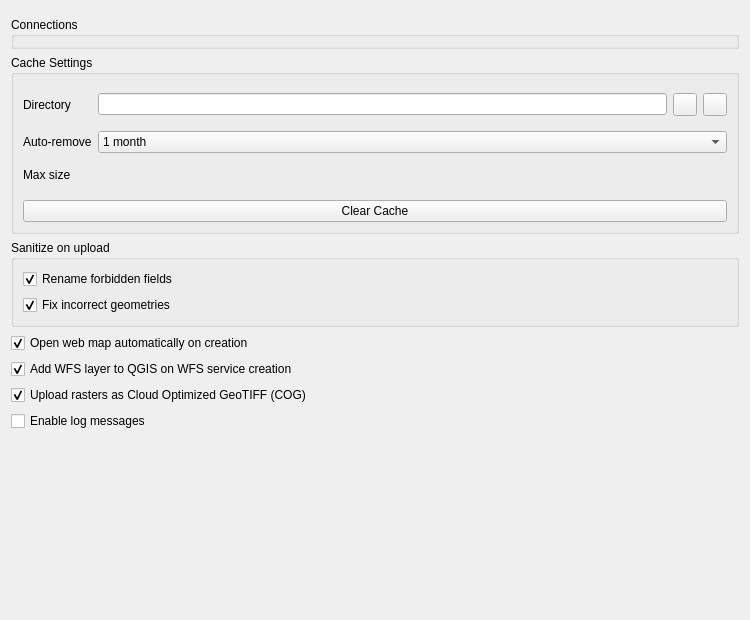
First picture: the form in src/nextgis_connect/settings/settings_dialog_base.ui, repository nextgis/nextgis_connect, before the edit.
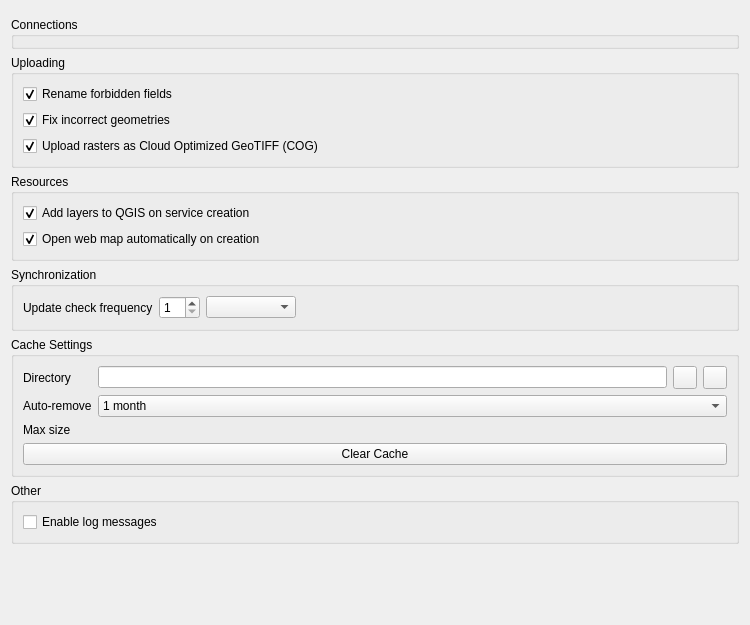
Second picture: the form after the edit. Custom widgets are drawn as their Qt base class.

Patch:
```diff
--- a/src/nextgis_connect/settings/settings_dialog_base.ui
+++ b/src/nextgis_connect/settings/settings_dialog_base.ui
@@ -7,7 +7,7 @@
     <x>0</x>
     <y>0</y>
     <width>750</width>
-    <height>620</height>
+    <height>625</height>
    </rect>
   </property>
   <property name="sizePolicy">
@@ -53,6 +53,127 @@
      </layout>
     </widget>
    </item>
+   <item>
+    <widget class="QGroupBox" name="uploadGroupBox">
+     <property name="title">
+      <string>Uploading</string>
+     </property>
+     <layout class="QVBoxLayout" name="verticalLayout_4">
+      <item>
+       <widget class="QCheckBox" name="renameFieldsCheckBox">
+        <property name="text">
+         <string>Rename forbidden fields</string>
+        </property>
+        <property name="checked">
+         <bool>true</bool>
+        </property>
+       </widget>
+      </item>
+      <item>
+       <widget class="QCheckBox" name="fixGeometryCheckBox">
+        <property name="text">
+         <string>Fix incorrect geometries</string>
+        </property>
+        <property name="checked">
+         <bool>true</bool>
+        </property>
+       </widget>
+      </item>
+      <item>
+       <widget class="QCheckBox" name="cogCheckBox">
+        <property name="text">
+         <string>Upload rasters as Cloud Optimized GeoTIFF (COG)</string>
+        </property>
+        <property name="checked">
+         <bool>true</bool>
+        </property>
+       </widget>
+      </item>
+     </layout>
+    </widget>
+   </item>
+   <item>
+    <widget class="QGroupBox" name="groupBox">
+     <property name="title">
+      <string>Resources</string>
+     </property>
+     <layout class="QVBoxLayout" name="verticalLayout_5">
+      <item>
+       <widget class="QCheckBox" name="addWfsLayerAfterServiceCreationCheckBox">
+        <property name="text">
+         <string>Add layers to QGIS on service creation</string>
+        </property>
+        <property name="checked">
+         <bool>true</bool>
+        </property>
+       </widget>
+      </item>
+      <item>
+       <widget class="QCheckBox" name="openWebMapAfterCreationCheckBox">
+        <property name="text">
+         <string>Open web map automatically on creation</string>
+        </property>
+        <property name="checked">
+         <bool>true</bool>
+        </property>
+       </widget>
+      </item>
+     </layout>
+    </widget>
+   </item>
+   <item>
+    <widget class="QGroupBox" name="groupBox_2">
+     <property name="title">
+      <string>Synchronization</string>
+     </property>
+     <layout class="QGridLayout" name="gridLayout">
+      <item row="0" column="0">
+       <widget class="QLabel" name="label">
+        <property name="text">
+         <string>Update check frequency</string>
+        </property>
+       </widget>
+      </item>
+      <item row="0" column="1">
+       <layout class="QHBoxLayout" name="horizontalLayout">
+        <item>
+         <widget class="QSpinBox" name="syncPeriodSpinBox">
+          <property name="minimum">
+           <number>1</number>
+          </property>
+          <property name="maximum">
+           <number>59</number>
+          </property>
+         </widget>
+        </item>
+        <item>
+         <widget class="QComboBox" name="syncPeriodComboBox">
+          <property name="minimumSize">
+           <size>
+            <width>90</width>
+            <height>0</height>
+           </size>
+          </property>
+         </widget>
+        </item>
+        <item>
+         <spacer name="horizontalSpacer">
+          <property name="orientation">
+           <enum>Qt::Horizontal</enum>
+          </property>
+          <property name="sizeHint" stdset="0">
+           <size>
+            <width>40</width>
+            <height>20</height>
+           </size>
+          </property>
+         </spacer>
+        </item>
+       </layout>
+      </item>
+     </layout>
+    </widget>
+   </item>
    <item>
     <widget class="QGroupBox" name="cacheGroupBox">
      <property name="title">
@@ -165,80 +286,24 @@
     </widget>
    </item>
    <item>
-    <widget class="QGroupBox" name="uploadGroupBox">
-     <property name="minimumSize">
-      <size>
-       <width>0</width>
-       <height>0</height>
-      </size>
-     </property>
+    <widget class="QGroupBox" name="groupBox_3">
      <property name="title">
-      <string>Sanitize on upload</string>
+      <string>Other</string>
      </property>
-     <layout class="QGridLayout" name="gridLayout_2">
-      <item row="0" column="0">
-       <widget class="QCheckBox" name="renameFieldsCheckBox">
+     <layout class="QVBoxLayout" name="verticalLayout_6">
+      <item>
+       <widget class="QCheckBox" name="debugEnabledCheckBox">
         <property name="text">
-         <string>Rename forbidden fields</string>
+         <string>Enable log messages</string>
         </property>
         <property name="checked">
-         <bool>true</bool>
-        </property>
-       </widget>
-      </item>
-      <item row="1" column="0">
-       <widget class="QCheckBox" name="fixGeometryCheckBox">
-        <property name="text">
-         <string>Fix incorrect geometries</string>
-        </property>
-        <property name="checked">
-         <bool>true</bool>
+         <bool>false</bool>
         </property>
        </widget>
       </item>
      </layout>
     </widget>
    </item>
-   <item>
-    <widget class="QCheckBox" name="openWebMapAfterCreationCheckBox">
-     <property name="text">
-      <string>Open web map automatically on creation</string>
-     </property>
-     <property name="checked">
-      <bool>true</bool>
-     </property>
-    </widget>
-   </item>
-   <item>
-    <widget class="QCheckBox" name="addWfsLayerAfterServiceCreationCheckBox">
-     <property name="text">
-      <string>Add WFS layer to QGIS on WFS service creation</string>
-     </property>
-     <property name="checked">
-      <bool>true</bool>
-     </property>
-    </widget>
-   </item>
-   <item>
-    <widget class="QCheckBox" name="cogCheckBox">
-     <property name="text">
-      <string>Upload rasters as Cloud Optimized GeoTIFF (COG)</string>
-     </property>
-     <property name="checked">
-      <bool>true</bool>
-     </property>
-    </widget>
-   </item>
-   <item>
-    <widget class="QCheckBox" name="debugEnabledCheckBox">
-     <property name="text">
-      <string>Enable log messages</string>
-     </property>
-     <property name="checked">
-      <bool>false</bool>
-     </property>
-    </widget>
-   </item>
    <item>
     <spacer name="verticalSpacer">
      <property name="orientation">
```
